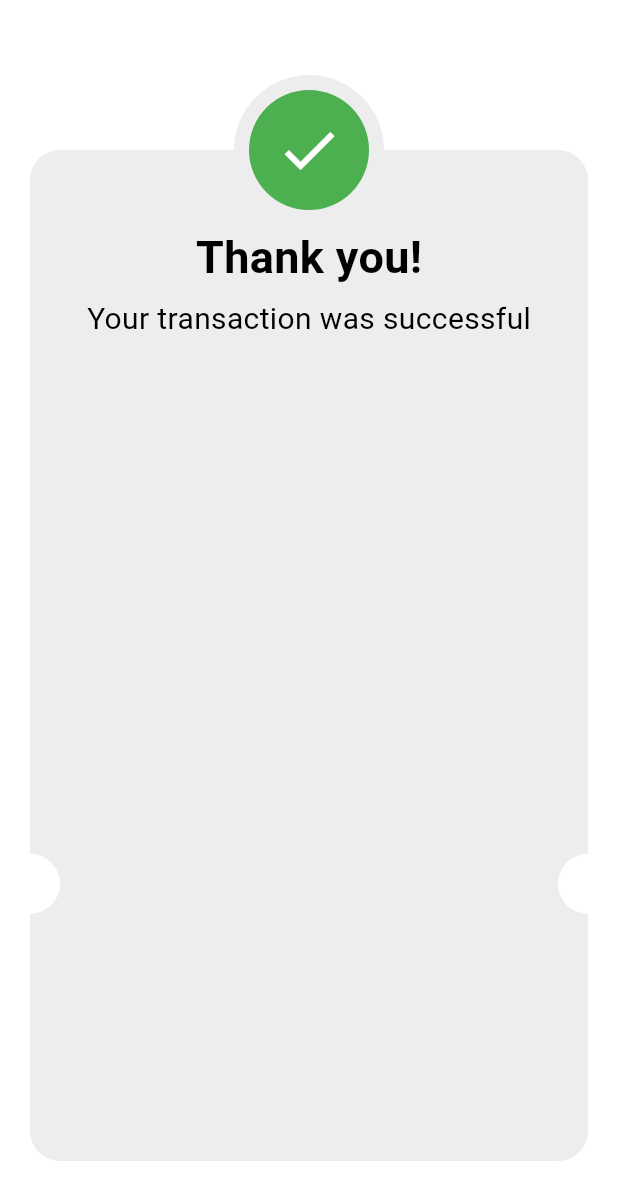
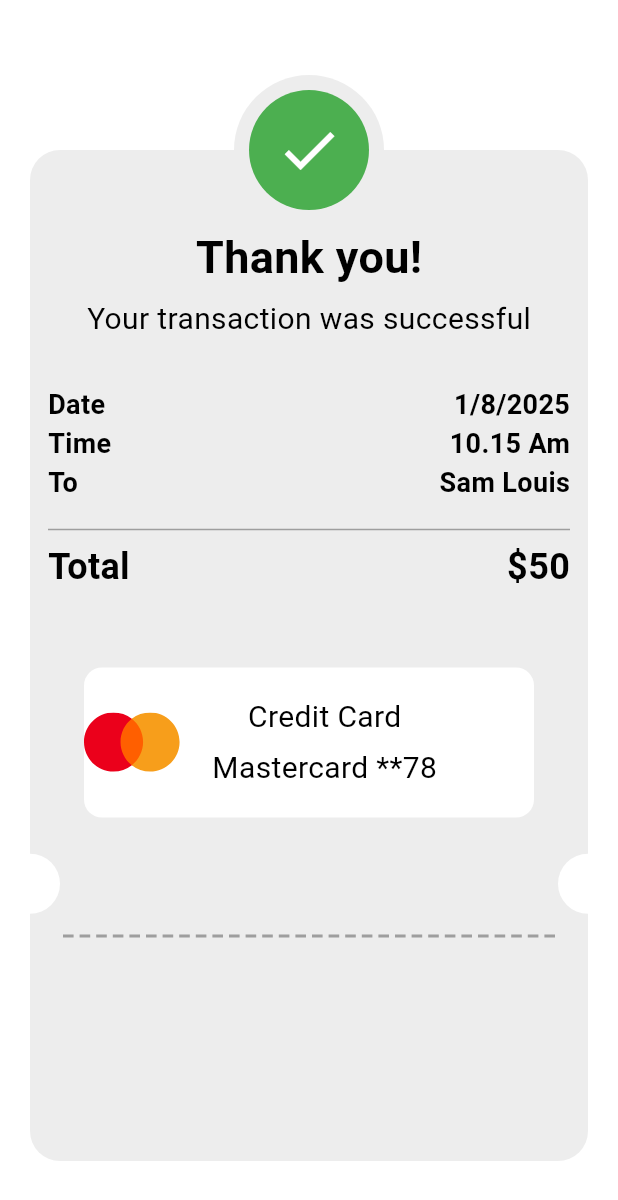
Before and after one commit to elshaarawy7/marcket_app, a Flutter app: the ThankView screen opened directly, on a phone screen of 412 x 824 dp. Shown: the top 1200 px of the screen. Run offline on Flutter 3.47's test engine with Material 3 defaults, Android fonts, the phone set to English and light mode, and no system bars; our stand-ins replace flutter_credit_card, flutter_svg.

Commit message:
add widgets dash line card and use in thankouy view body

```diff
--- /dev/null
+++ b/lib/futcher/chekout_futcher/presentation/ui/views/widgets/dash_line_card.dart
@@ -0,0 +1,24 @@
+import 'package:flutter/material.dart';
+
+class DashLinCard extends StatelessWidget {
+  const DashLinCard({
+    super.key,
+  });
+
+  @override
+  Widget build(BuildContext context) {
+    return Row(
+      children: List.generate(
+        30 ,
+        (index)=> Expanded(
+          child: Padding(
+            padding: EdgeInsets.symmetric(horizontal: 2),
+            child: Container(
+              color: Colors.grey,
+              height: 2,),
+          ),
+        ) ,
+      ),
+    );
+  }
+}
--- a/lib/futcher/chekout_futcher/presentation/ui/views/widgets/thank_item.dart
+++ b/lib/futcher/chekout_futcher/presentation/ui/views/widgets/thank_item.dart
@@ -1,29 +1,31 @@
 import 'package:flutter/material.dart';
 
 class ThankItem extends StatelessWidget {
-  const ThankItem({super.key});
+  const ThankItem({super.key, required this.text, required this.vlaue});
+
+  final String text ;
+  final String vlaue ;
 
   @override
   Widget build(BuildContext context) {
-    return     Padding(
-                  padding: const EdgeInsets.symmetric(horizontal: 12 ),
-                  child: Row(
+    return     Row(
       mainAxisAlignment: MainAxisAlignment.spaceBetween,
       children: [
 
-                      Text("Date" , style: TextStyle(
+        Text(text , style: TextStyle(
           color: Colors.black ,
           fontSize: 18 ,
           fontWeight: FontWeight.w600 ,
         ),) ,
 
-                      Text("01/24/2023" , style: TextStyle(
+        Text(vlaue , style: TextStyle(
           color: Colors.black ,
           fontSize: 18 ,
           fontWeight: FontWeight.w600 ,
         ),) ,
+
+
       ],
-                  ),
     );
   }
 }
--- a/lib/futcher/chekout_futcher/presentation/ui/views/widgets/thank_view_body.dart
+++ b/lib/futcher/chekout_futcher/presentation/ui/views/widgets/thank_view_body.dart
@@ -1,4 +1,7 @@
 import 'package:flutter/material.dart';
+import 'package:flutter_svg/flutter_svg.dart';
+import 'package:market_app/futcher/chekout_futcher/presentation/ui/views/widgets/thank_item.dart';
+import 'package:market_app/futcher/chekout_futcher/presentation/ui/views/widgets/total_price.dart';
 
 class ThankViewBody extends StatelessWidget {
   const ThankViewBody({super.key});
@@ -10,12 +13,7 @@ class ThankViewBody extends StatelessWidget {
       child: Stack(
         clipBehavior: Clip.none,
         children: [
-          Container(
-            decoration: BoxDecoration(
-              color: Color(0xFFEDEDED) ,
-              borderRadius: BorderRadius.circular(20)
-            ),
-          ) ,
+          TankYouCard() ,
 
           Positioned(
             left: -20,
@@ -24,6 +22,7 @@ class ThankViewBody extends StatelessWidget {
               backgroundColor: Colors.white,
             ),
           ) ,
+
            Positioned(
             right: -20,
             bottom: MediaQuery.sizeOf(context).height * .2 ,
@@ -49,6 +48,8 @@ class ThankViewBody extends StatelessWidget {
 
           Positioned(
             child: Center(
+              child: Padding(
+                padding: const EdgeInsets.symmetric(horizontal: 12),
                 child: Column(
                   children: [
                 SizedBox(height: 50,) ,
@@ -68,9 +69,68 @@ class ThankViewBody extends StatelessWidget {
 
                     SizedBox(height: 30,) ,
 
+                    ThankItem(text: "Date", vlaue: "1/8/2025") ,
+                     ThankItem(text: "Time", vlaue: "10.15 Am") ,
+                      ThankItem(text: "To", vlaue: "Sam Louis") ,
 
+                      SizedBox(height: 10,) ,
 
+                      Divider(
+                      color: Colors.grey,
+                                            ) ,
+
+                      TotalPrice(title: "Total", value: r"$50") ,
+
+                      SizedBox(height: 50,) ,
+
+                    Container(
+                      height: 100,
+                      width: 300,
+                      decoration: BoxDecoration(
+                        color: Colors.white ,
+                        borderRadius: BorderRadius.circular(12) ,
+
+                      ),
+
+                      child: Row(
+                        children: [
+                          SvgPicture.asset("assets/images/logo.svg" , height: 40,) ,
+
+                          SizedBox(width: 20,) ,
+                          Column(
+                            mainAxisAlignment: MainAxisAlignment.center,
+                            children: [
+                              Text("Credit Card" , style: TextStyle(
+                                color: Colors.black ,
+                                fontSize: 20 ,
+                                fontWeight: FontWeight.w400 ,
+                              ),),
+
+                              SizedBox(height: 5,) ,
+
+                              Text("Mastercard **78" , style: TextStyle(
+                                color: Colors.black ,
+                                fontSize: 20 ,
+                                fontWeight: FontWeight.w400 ,
+                              ),),
                             ],
+                          )
+                        ],
+                      ),
+                    ) ,
+                    SizedBox(height: 70,) ,
+
+                    Positioned(
+                      left: 20 +16 ,
+                      right: 20 +16,
+                      bottom: MediaQuery.sizeOf(context).height * .2 + 20,
+                      child: Padding(
+                        padding: const EdgeInsets.all(8.0),
+                        child: DashLinCard(),
+                      ),
+                    ) ,
+                  ],
+                ),
               ),
             ),
           )
@@ -79,3 +139,44 @@ class ThankViewBody extends StatelessWidget {
     );
   }
 }
+
+class DashLinCard extends StatelessWidget {
+  const DashLinCard({
+    super.key,
+  });
+
+  @override
+  Widget build(BuildContext context) {
+    return Row(
+      children: List.generate(
+        30 ,
+        (index)=> Expanded(
+          child: Padding(
+            padding: EdgeInsets.symmetric(horizontal: 2),
+            child: Container(
+              color: Colors.grey,
+              height: 2,),
+          ),
+        ) ,
+      ),
+    );
+  }
+}
+
+
+
+class TankYouCard extends StatelessWidget {
+  const TankYouCard({
+    super.key,
+  });
+
+  @override
+  Widget build(BuildContext context) {
+    return Container(
+      decoration: BoxDecoration(
+        color: Color(0xFFEDEDED) ,
+        borderRadius: BorderRadius.circular(20)
+      ),
+    );
+  }
+}
```
Also changed, not shown: assets/images/logo.svg (added). Lines whose indentation alone changed are shown as unchanged.
